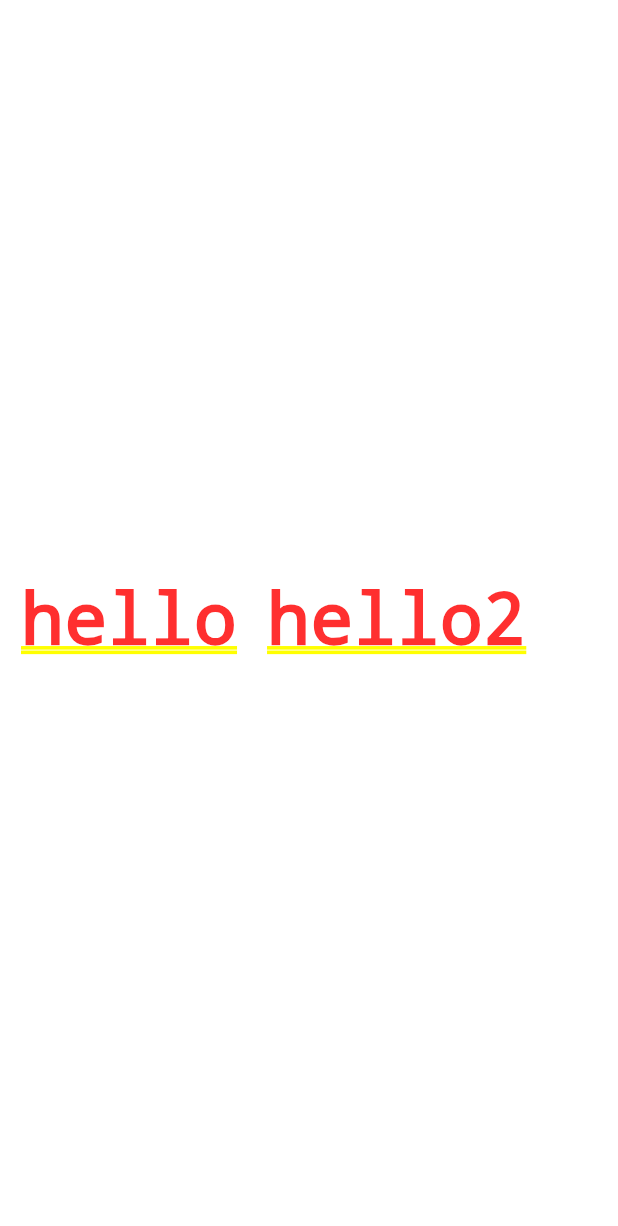
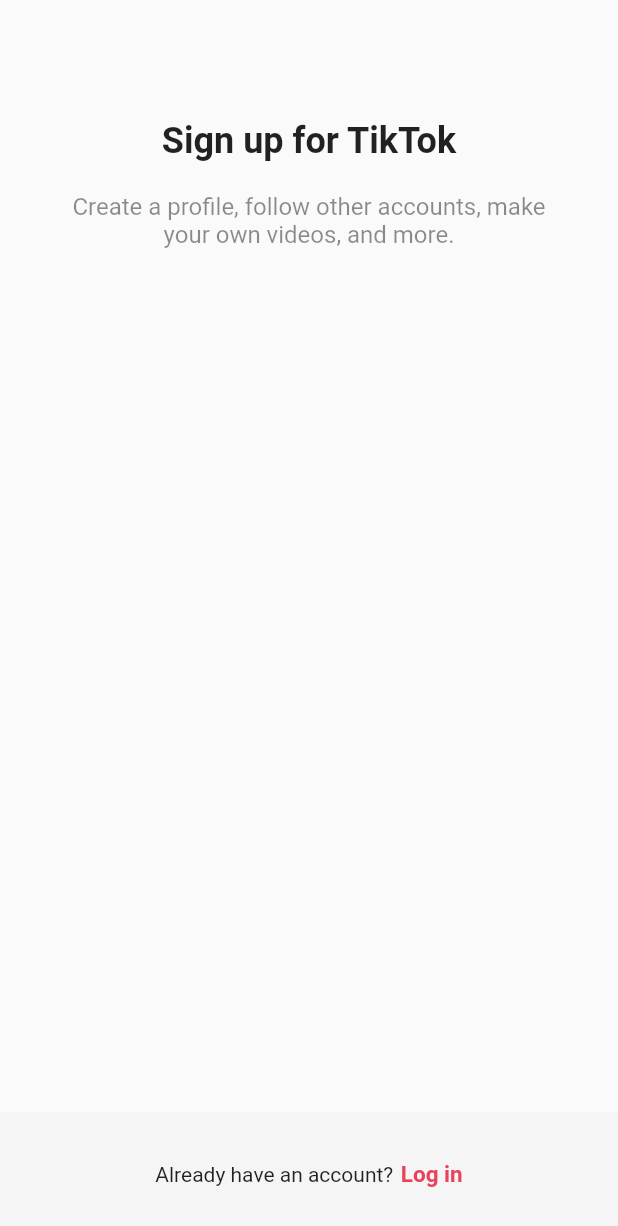
Before and after one commit to bhgong/TikTok_Clone, a Flutter app: the screen it shows after launch, on a phone screen of 412 x 824 dp. Shown: the top 1226 px of the screen. Run offline on Flutter 3.47's test engine with Material 2 defaults, Android fonts, the phone set to English and light mode, and no system bars.

Commit message:
로그인 화면 만들기

```diff
--- a/lib/main.dart
+++ b/lib/main.dart
@@ -1,6 +1,7 @@
 import 'package:flutter/material.dart';
 import 'package:tiktok_clone/constants/gaps.dart';
 import 'package:tiktok_clone/constants/sizes.dart';
+import 'package:tiktok_clone/sign_up/sign_up_screen.dart';
 
 void main() {
   runApp(const TikTokApp());
@@ -15,22 +16,10 @@ class TikTokApp extends StatelessWidget {
   @override
   Widget build(BuildContext context) {
     return MaterialApp(
-      title: 'TikTok Clone',
-      theme: ThemeData(
-        primaryColor: const Color(0xFFE9435A),
-      ),
-      home: Padding(
-        padding: const EdgeInsets.all(Sizes.size14),
-        child: Container(
-          child: const Row(
-            children: [
-              Text('hello'),
-              Gaps.h20,
-              Text('hello2'),
-            ],
-          ),
+        title: 'TikTok Clone',
+        theme: ThemeData(
+          primaryColor: const Color(0xFFE9435A),
         ),
-      ),
-    );
+        home: const SignUpScreen());
   }
 }
--- /dev/null
+++ b/lib/sign_up/sign_up_screen.dart
@@ -0,0 +1,63 @@
+import 'package:flutter/material.dart';
+import 'package:tiktok_clone/constants/gaps.dart';
+import 'package:tiktok_clone/constants/sizes.dart';
+
+class SignUpScreen extends StatelessWidget {
+  const SignUpScreen({super.key});
+
+  @override
+  Widget build(BuildContext context) {
+    return Scaffold(
+      body: const SafeArea(
+        child: Padding(
+          padding: EdgeInsets.symmetric(
+            horizontal: Sizes.size40,
+          ),
+          child: Column(
+            children: [
+              Gaps.v80,
+              Text(
+                "Sign up for TikTok",
+                style: TextStyle(
+                  fontSize: Sizes.size24,
+                  fontWeight: FontWeight.w700,
+                ),
+              ),
+              Gaps.v20,
+              Text(
+                "Create a profile, follow other accounts, make your own videos, and more.",
+                style: TextStyle(
+                  fontSize: Sizes.size16,
+                  color: Colors.black45,
+                ),
+                textAlign: TextAlign.center,
+              ),
+            ],
+          ),
+        ),
+      ),
+      bottomNavigationBar: BottomAppBar(
+        elevation: 1,
+        color: Colors.grey.shade100,
+        child: Padding(
+          padding: const EdgeInsets.symmetric(vertical: Sizes.size32),
+          child: Row(
+            mainAxisAlignment: MainAxisAlignment.center,
+            children: [
+              const Text('Already have an account?'),
+              Gaps.h5,
+              Text(
+                'Log in',
+                style: TextStyle(
+                  fontSize: 15,
+                  fontWeight: FontWeight.w600,
+                  color: Theme.of(context).primaryColor,
+                ),
+              ),
+            ],
+          ),
+        ),
+      ),
+    );
+  }
+}
```
